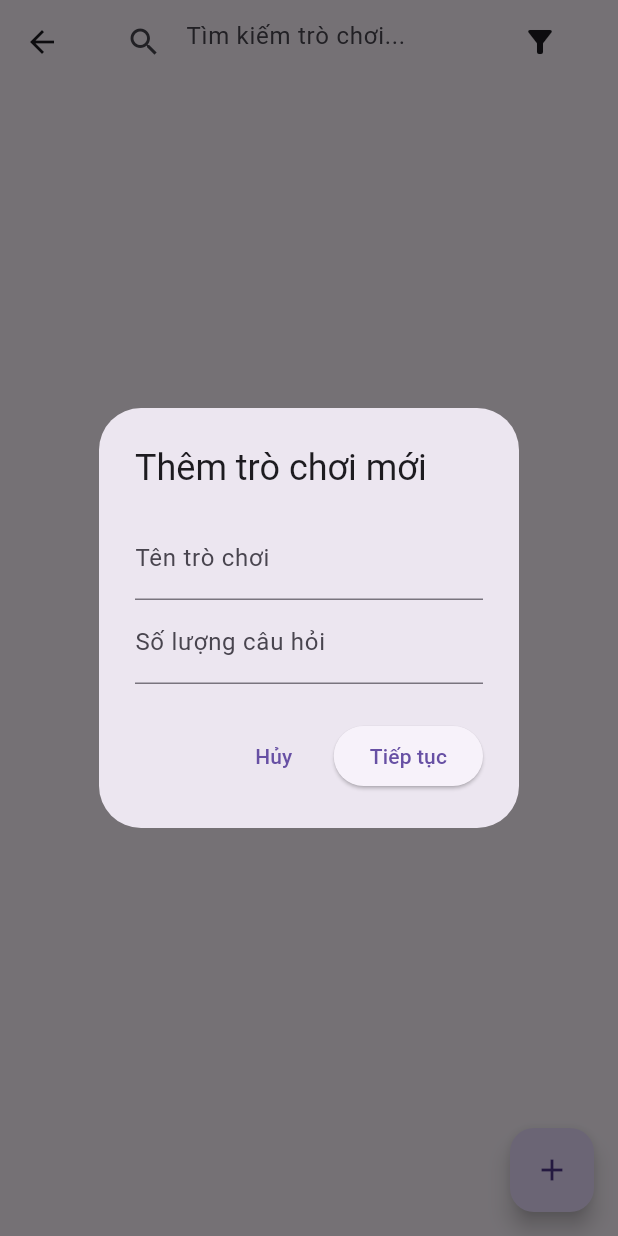
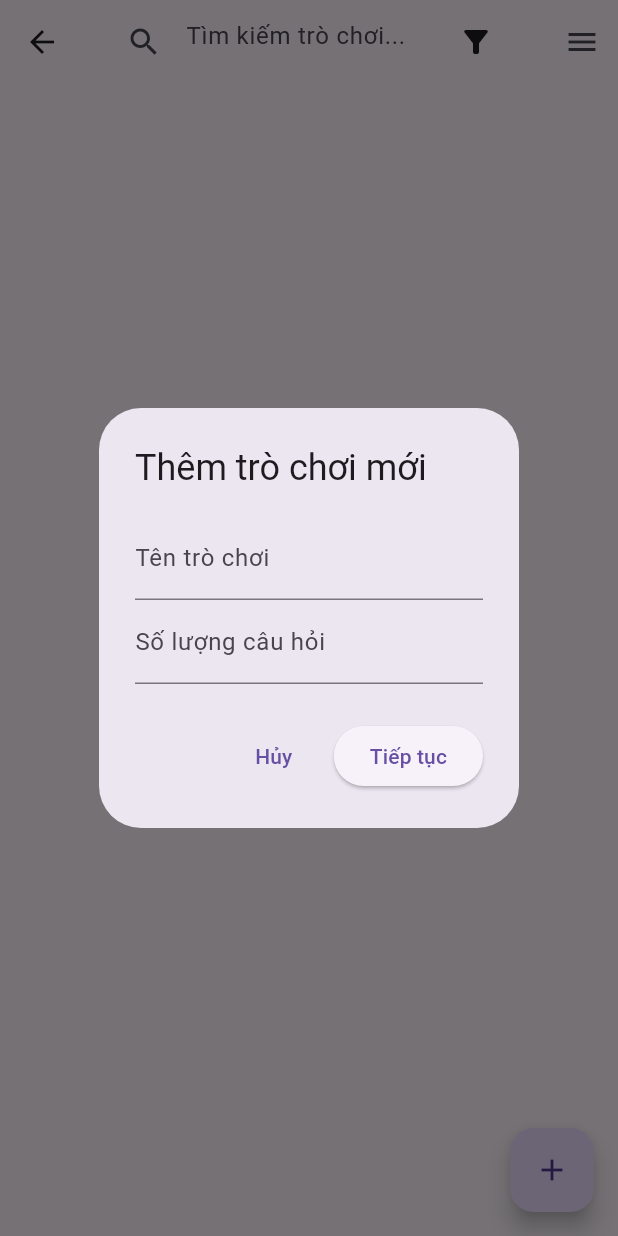
Before and after one commit to NghiLam1106/Garbage-classification-AI, a Flutter app: the AdminGameScreen screen opened by its route, after a tap on the "add" icon, on a phone screen of 412 x 824 dp. Run offline on Flutter 3.47's test engine with Material 3 defaults, Android fonts, the light colour scheme and no system bars; our stand-ins replace cloud_firestore, firebase_auth, firebase_core, google_sign_in, image_picker; accounts and stored records are empty.

Commit message:
Add MenuBar UI

```diff
--- a/UI/lib/Screens/admin/games/dashboard.dart
+++ b/UI/lib/Screens/admin/games/dashboard.dart
@@ -2,6 +2,7 @@ import 'package:cloud_firestore/cloud_firestore.dart';
 import 'package:flutter/material.dart';
 import 'package:garbageClassification/Screens/admin/games/widgets/game_listview.dart';
 import 'package:garbageClassification/Screens/admin/games/widgets/grid_dashboard.dart';
+import 'package:garbageClassification/Screens/admin/games/widgets/menu_bar.dart';
 import 'package:garbageClassification/common/util/game_dialogs.dart';
 import 'package:garbageClassification/controllers/gameController.dart';
 
@@ -55,6 +56,9 @@ class _AdminGameScreenState extends State<AdminGameScreen> {
             ),
           ],
         ),
+        actions: [
+          MenuBarCustom(),
+        ],
       ),
       body: StreamBuilder<QuerySnapshot>(
         stream: gameController.streamGetGameList(
--- /dev/null
+++ b/UI/lib/Screens/admin/games/widgets/menu_bar.dart
@@ -0,0 +1,29 @@
+import 'package:flutter/material.dart';
+import 'package:garbageClassification/auth/auth.dart';
+
+class MenuBarCustom extends StatelessWidget {
+  const MenuBarCustom({
+    super.key,
+  });
+
+  @override
+  Widget build(BuildContext context) {
+    return PopupMenuButton<String>(
+      icon: const Icon(Icons.menu),
+      onSelected: (value) {
+        switch (value) {
+          case 'logout':
+            final authController = AuthController();
+            authController.signOut(context);
+            break;
+        }
+      },
+      itemBuilder: (BuildContext context) => <PopupMenuEntry<String>>[
+        const PopupMenuItem<String>(
+          value: 'logout',
+          child: Text('Đăng xuất'),
+        ),
+      ],
+    );
+  }
+}
```
